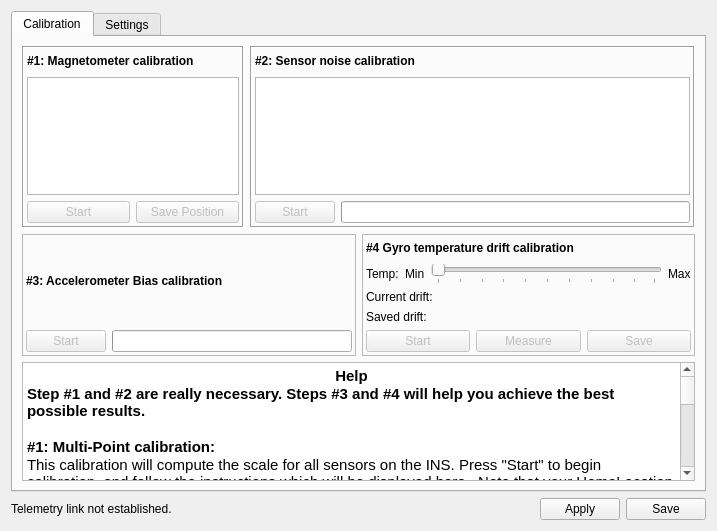
First picture: the form in ground/openpilotgcs/src/plugins/config/revosensors.ui, repository openpilot/OpenPilot, before the edit.
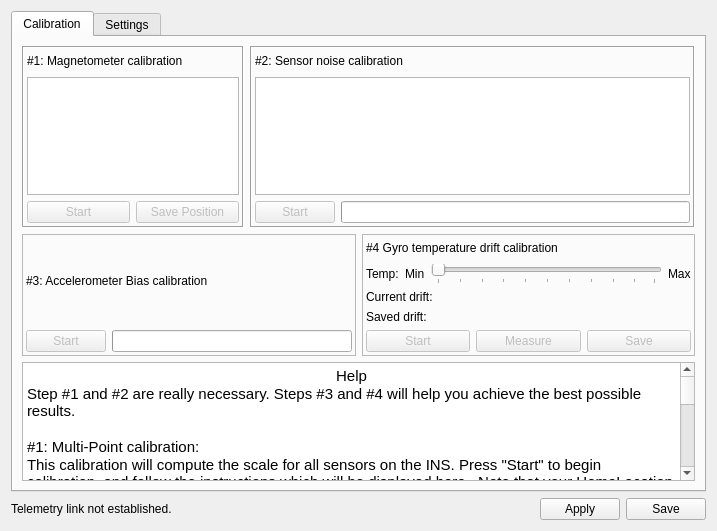
Second picture: the form after the edit. The open tabs and pages were chosen to show the change. Icons and pictures are not drawn.

Commit message: OP-935 Fixes some gui issues.

Patch:
```diff
--- a/ground/openpilotgcs/src/plugins/config/revosensors.ui
+++ b/ground/openpilotgcs/src/plugins/config/revosensors.ui
@@ -49,8 +49,8 @@
                  <widget class="QLabel" name="label_3">
                   <property name="font">
                    <font>
-                    <weight>75</weight>
-                    <bold>true</bold>
+                    <weight>50</weight>
+                    <bold>false</bold>
                    </font>
                   </property>
                   <property name="text">
@@ -135,8 +135,8 @@
                  <widget class="QLabel" name="label">
                   <property name="font">
                    <font>
-                    <weight>75</weight>
-                    <bold>true</bold>
+                    <weight>50</weight>
+                    <bold>false</bold>
                    </font>
                   </property>
                   <property name="text">
@@ -238,8 +238,8 @@
                  <widget class="QLabel" name="label_5">
                   <property name="font">
                    <font>
-                    <weight>75</weight>
-                    <bold>true</bold>
+                    <weight>50</weight>
+                    <bold>false</bold>
                    </font>
                   </property>
                   <property name="text">
@@ -311,8 +311,8 @@
                  <widget class="QLabel" name="label_6">
                   <property name="font">
                    <font>
-                    <weight>75</weight>
-                    <bold>true</bold>
+                    <weight>50</weight>
+                    <bold>false</bold>
                    </font>
                   </property>
                   <property name="text">
@@ -476,20 +476,20 @@
 &lt;table border=&quot;0&quot; style=&quot;-qt-table-type: root; margin-top:4px; margin-bottom:4px; margin-left:4px; margin-right:4px;&quot;&gt;
 &lt;tr&gt;
 &lt;td style=&quot;border: none;&quot;&gt;
-&lt;p align=&quot;center&quot; style=&quot; margin-top:0px; margin-bottom:0px; margin-left:0px; margin-right:0px; -qt-block-indent:0; text-indent:0px;&quot;&gt;&lt;span style=&quot; font-family:'Ubuntu'; font-size:11pt; font-weight:600;&quot;&gt;Help&lt;/span&gt;&lt;/p&gt;
-&lt;p style=&quot; margin-top:0px; margin-bottom:0px; margin-left:0px; margin-right:0px; -qt-block-indent:0; text-indent:0px;&quot;&gt;&lt;span style=&quot; font-family:'Ubuntu'; font-size:11pt; font-weight:600;&quot;&gt;Step #1 and #2 are really necessary. Steps #3 and #4 will help you achieve the best possible results.&lt;/span&gt;&lt;/p&gt;
-&lt;p align=&quot;center&quot; style=&quot;-qt-paragraph-type:empty; margin-top:0px; margin-bottom:0px; margin-left:0px; margin-right:0px; -qt-block-indent:0; text-indent:0px; font-family:'Ubuntu'; font-size:11pt; font-weight:600;&quot;&gt;&lt;br /&gt;&lt;/p&gt;
-&lt;p style=&quot; margin-top:0px; margin-bottom:0px; margin-left:0px; margin-right:0px; -qt-block-indent:0; text-indent:0px;&quot;&gt;&lt;span style=&quot; font-family:'Ubuntu'; font-size:11pt; font-weight:600;&quot;&gt;#1: Multi-Point calibration:&lt;/span&gt;&lt;/p&gt;
+&lt;p align=&quot;center&quot; style=&quot; margin-top:0px; margin-bottom:0px; margin-left:0px; margin-right:0px; -qt-block-indent:0; text-indent:0px;&quot;&gt;&lt;span style=&quot; font-family:'Ubuntu'; font-size:11pt;&quot;&gt;Help&lt;/span&gt;&lt;/p&gt;
+&lt;p style=&quot; margin-top:0px; margin-bottom:0px; margin-left:0px; margin-right:0px; -qt-block-indent:0; text-indent:0px;&quot;&gt;&lt;span style=&quot; font-family:'Ubuntu'; font-size:11pt;&quot;&gt;Step #1 and #2 are really necessary. Steps #3 and #4 will help you achieve the best possible results.&lt;/span&gt;&lt;/p&gt;
+&lt;p align=&quot;center&quot; style=&quot;-qt-paragraph-type:empty; margin-top:0px; margin-bottom:0px; margin-left:0px; margin-right:0px; -qt-block-indent:0; text-indent:0px; font-family:'Ubuntu'; font-size:11pt;&quot;&gt;&lt;br /&gt;&lt;/p&gt;
+&lt;p style=&quot; margin-top:0px; margin-bottom:0px; margin-left:0px; margin-right:0px; -qt-block-indent:0; text-indent:0px;&quot;&gt;&lt;span style=&quot; font-family:'Ubuntu'; font-size:11pt;&quot;&gt;#1: Multi-Point calibration:&lt;/span&gt;&lt;/p&gt;
 &lt;p style=&quot; margin-top:0px; margin-bottom:0px; margin-left:0px; margin-right:0px; -qt-block-indent:0; text-indent:0px;&quot;&gt;&lt;span style=&quot; font-family:'Ubuntu'; font-size:11pt;&quot;&gt;This calibration will compute the scale for all sensors on the INS. Press &amp;quot;Start&amp;quot; to begin calibration, and follow the instructions which will be displayed here.  Note that your HomeLocation must be set first, including the local magnetic field vector (Be) and acceleration due to gravity (g_e).&lt;/span&gt;&lt;/p&gt;
 &lt;p style=&quot;-qt-paragraph-type:empty; margin-top:0px; margin-bottom:0px; margin-left:0px; margin-right:0px; -qt-block-indent:0; text-indent:0px; font-family:'Ubuntu'; font-size:11pt;&quot;&gt;&lt;br /&gt;&lt;/p&gt;
-&lt;p style=&quot; margin-top:0px; margin-bottom:0px; margin-left:0px; margin-right:0px; -qt-block-indent:0; text-indent:0px;&quot;&gt;&lt;span style=&quot; font-family:'Ubuntu'; font-size:11pt; font-weight:600;&quot;&gt;#2: Sensor noise calibration:&lt;/span&gt;&lt;/p&gt;
+&lt;p style=&quot; margin-top:0px; margin-bottom:0px; margin-left:0px; margin-right:0px; -qt-block-indent:0; text-indent:0px;&quot;&gt;&lt;span style=&quot; font-family:'Ubuntu'; font-size:11pt;&quot;&gt;#2: Sensor noise calibration:&lt;/span&gt;&lt;/p&gt;
 &lt;p style=&quot; margin-top:0px; margin-bottom:0px; margin-left:0px; margin-right:0px; -qt-block-indent:0; text-indent:0px;&quot;&gt;&lt;span style=&quot; font-family:'Ubuntu'; font-size:11pt;&quot;&gt;This calibration will compute sensor variance under standard conditions. You can leave your engines running at low to mid throttle to take their vibration into account before pressing &amp;quot;Start&amp;quot;.&lt;/span&gt;&lt;/p&gt;
 &lt;p style=&quot;-qt-paragraph-type:empty; margin-top:0px; margin-bottom:0px; margin-left:0px; margin-right:0px; -qt-block-indent:0; text-indent:0px; font-family:'Ubuntu'; font-size:11pt;&quot;&gt;&lt;br /&gt;&lt;/p&gt;
-&lt;p style=&quot; margin-top:0px; margin-bottom:0px; margin-left:0px; margin-right:0px; -qt-block-indent:0; text-indent:0px;&quot;&gt;&lt;span style=&quot; font-family:'Ubuntu'; font-size:11pt; font-weight:600;&quot;&gt;#3: Accelerometer bias calibration:&lt;/span&gt;&lt;/p&gt;
+&lt;p style=&quot; margin-top:0px; margin-bottom:0px; margin-left:0px; margin-right:0px; -qt-block-indent:0; text-indent:0px;&quot;&gt;&lt;span style=&quot; font-family:'Ubuntu'; font-size:11pt;&quot;&gt;#3: Accelerometer bias calibration:&lt;/span&gt;&lt;/p&gt;
 &lt;p style=&quot; margin-top:0px; margin-bottom:0px; margin-left:0px; margin-right:0px; -qt-block-indent:0; text-indent:0px;&quot;&gt;&lt;span style=&quot; font-family:'Ubuntu'; font-size:11pt;&quot;&gt;This step will ensure that accelerometer bias is accurate. Place your airframe as horizontally as possible (use a spirit level if necessary), then press Start below and do not move your airframe at all until the end of the calibration.&lt;/span&gt;&lt;/p&gt;
 &lt;p style=&quot;-qt-paragraph-type:empty; margin-top:0px; margin-bottom:0px; margin-left:0px; margin-right:0px; -qt-block-indent:0; text-indent:0px; font-family:'Ubuntu'; font-size:11pt;&quot;&gt;&lt;br /&gt;&lt;/p&gt;
-&lt;p style=&quot; margin-top:0px; margin-bottom:0px; margin-left:0px; margin-right:0px; -qt-block-indent:0; text-indent:0px;&quot;&gt;&lt;span style=&quot; font-family:'Ubuntu'; font-size:11pt; font-weight:600;&quot;&gt;#4 Gyro temp drift calibration:&lt;/span&gt;&lt;/p&gt;
-&lt;p style=&quot;-qt-paragraph-type:empty; margin-top:0px; margin-bottom:0px; margin-left:0px; margin-right:0px; -qt-block-indent:0; text-indent:0px; font-family:'Ubuntu'; font-size:11pt; font-weight:600;&quot;&gt;&lt;br /&gt;&lt;/p&gt;&lt;/td&gt;&lt;/tr&gt;&lt;/table&gt;&lt;/body&gt;&lt;/html&gt;</string>
+&lt;p style=&quot; margin-top:0px; margin-bottom:0px; margin-left:0px; margin-right:0px; -qt-block-indent:0; text-indent:0px;&quot;&gt;&lt;span style=&quot; font-family:'Ubuntu'; font-size:11pt;&quot;&gt;#4 Gyro temp drift calibration:&lt;/span&gt;&lt;/p&gt;
+&lt;p style=&quot;-qt-paragraph-type:empty; margin-top:0px; margin-bottom:0px; margin-left:0px; margin-right:0px; -qt-block-indent:0; text-indent:0px; font-family:'Ubuntu'; font-size:11pt;&quot;&gt;&lt;br /&gt;&lt;/p&gt;&lt;/td&gt;&lt;/tr&gt;&lt;/table&gt;&lt;/body&gt;&lt;/html&gt;</string>
          </property>
         </widget>
        </item>
```
Left out of the diff: 2 changed lines with no effect on the pictures.
